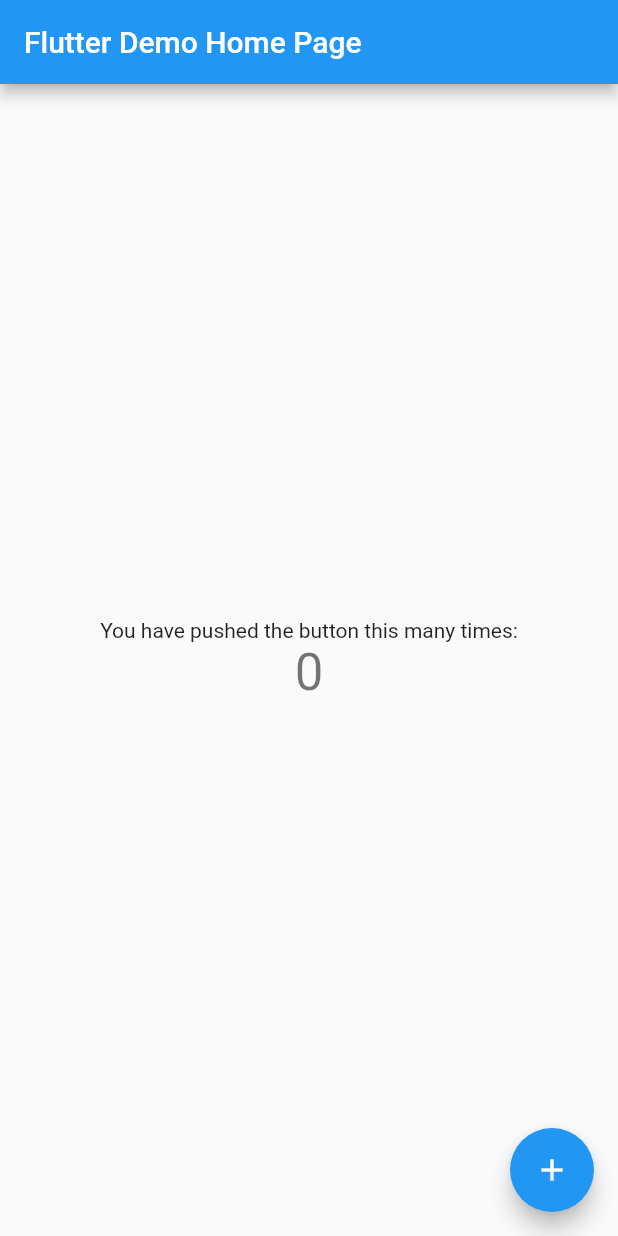
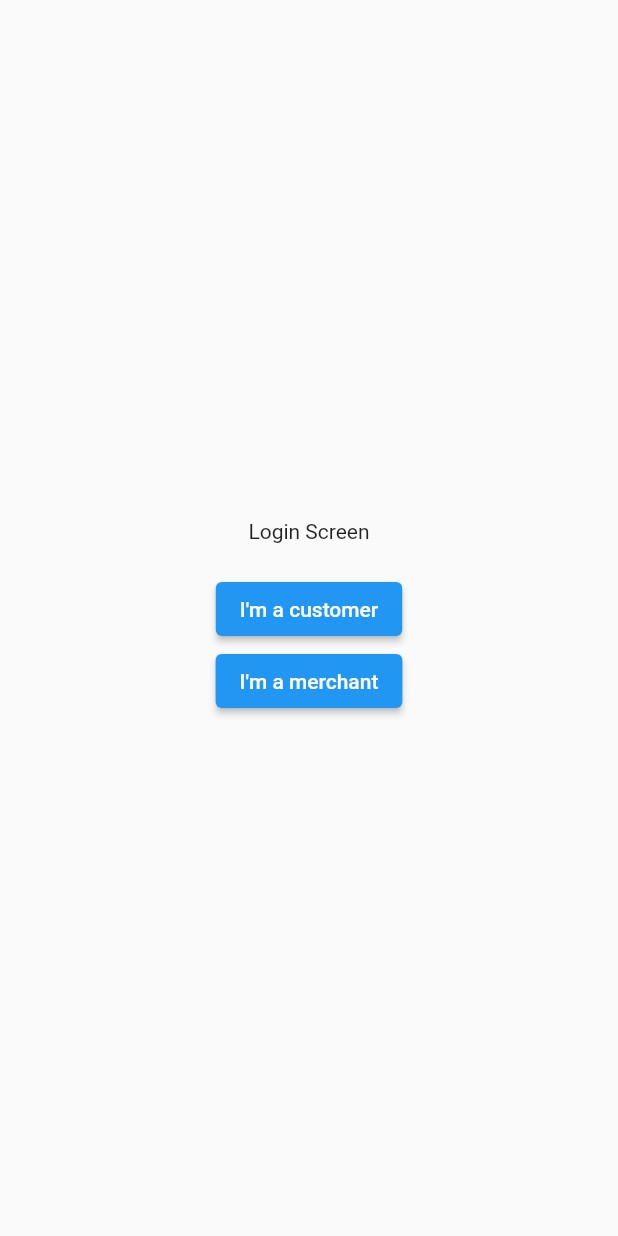
Before and after one commit to vrevolverrr/MarketConnect, a Flutter app: the screen it shows after launch, on a phone screen of 412 x 824 dp. Run offline on Flutter 3.47's test engine with Material 2 defaults, Android fonts, the phone set to English and light mode, and no system bars.

Commit message:
:sparkles: login screen

```diff
--- a/app/lib/main.dart
+++ b/app/lib/main.dart
@@ -1,113 +1,29 @@
+import 'package:app/screens/login_screen.dart';
+import 'package:app/screens/login_screen_merchant.dart';
 import 'package:flutter/material.dart';
 
-void main() {
-  runApp(MyApp());
-}
+void main() => runApp(App());
 
-class MyApp extends StatelessWidget {
-  // This widget is the root of your application.
+class App extends StatelessWidget {
   @override
   Widget build(BuildContext context) {
     return MaterialApp(
-      title: 'Flutter Demo',
       theme: ThemeData(
-        // This is the theme of your application.
-        //
-        // Try running your application with "flutter run". You'll see the
-        // application has a blue toolbar. Then, without quitting the app, try
-        // changing the primarySwatch below to Colors.green and then invoke
-        // "hot reload" (press "r" in the console where you ran "flutter run",
-        // or simply save your changes to "hot reload" in a Flutter IDE).
-        // Notice that the counter didn't reset back to zero; the application
-        // is not restarted.
         primarySwatch: Colors.blue,
       ),
-      home: MyHomePage(title: 'Flutter Demo Home Page'),
+      home: AppHome(),
     );
   }
 }
 
-class MyHomePage extends StatefulWidget {
-  MyHomePage({Key? key, required this.title}) : super(key: key);
-
-  // This widget is the home page of your application. It is stateful, meaning
-  // that it has a State object (defined below) that contains fields that affect
-  // how it looks.
-
-  // This class is the configuration for the state. It holds the values (in this
-  // case the title) provided by the parent (in this case the App widget) and
-  // used by the build method of the State. Fields in a Widget subclass are
-  // always marked "final".
-
-  final String title;
-
+class AppHome extends StatefulWidget {
   @override
-  _MyHomePageState createState() => _MyHomePageState();
+  _AppHomeState createState() => _AppHomeState();
 }
 
-class _MyHomePageState extends State<MyHomePage> {
-  int _counter = 0;
-
-  void _incrementCounter() {
-    setState(() {
-      // This call to setState tells the Flutter framework that something has
-      // changed in this State, which causes it to rerun the build method below
-      // so that the display can reflect the updated values. If we changed
-      // _counter without calling setState(), then the build method would not be
-      // called again, and so nothing would appear to happen.
-      _counter++;
-    });
-  }
-
+class _AppHomeState extends State<AppHome> {
   @override
   Widget build(BuildContext context) {
-    // This method is rerun every time setState is called, for instance as done
-    // by the _incrementCounter method above.
-    //
-    // The Flutter framework has been optimized to make rerunning build methods
-    // fast, so that you can just rebuild anything that needs updating rather
-    // than having to individually change instances of widgets.
-    return Scaffold(
-      appBar: AppBar(
-        // Here we take the value from the MyHomePage object that was created by
-        // the App.build method, and use it to set our appbar title.
-        title: Text(widget.title),
-      ),
-      body: Center(
-        // Center is a layout widget. It takes a single child and positions it
-        // in the middle of the parent.
-        child: Column(
-          // Column is also a layout widget. It takes a list of children and
-          // arranges them vertically. By default, it sizes itself to fit its
-          // children horizontally, and tries to be as tall as its parent.
-          //
-          // Invoke "debug painting" (press "p" in the console, choose the
-          // "Toggle Debug Paint" action from the Flutter Inspector in Android
-          // Studio, or the "Toggle Debug Paint" command in Visual Studio Code)
-          // to see the wireframe for each widget.
-          //
-          // Column has various properties to control how it sizes itself and
-          // how it positions its children. Here we use mainAxisAlignment to
-          // center the children vertically; the main axis here is the vertical
-          // axis because Columns are vertical (the cross axis would be
-          // horizontal).
-          mainAxisAlignment: MainAxisAlignment.center,
-          children: <Widget>[
-            Text(
-              'You have pushed the button this many times:',
-            ),
-            Text(
-              '$_counter',
-              style: Theme.of(context).textTheme.headline4,
-            ),
-          ],
-        ),
-      ),
-      floatingActionButton: FloatingActionButton(
-        onPressed: _incrementCounter,
-        tooltip: 'Increment',
-        child: Icon(Icons.add),
-      ), // This trailing comma makes auto-formatting nicer for build methods.
-    );
+    return LoginScreen();
   }
 }
--- /dev/null
+++ b/app/lib/screens/login_screen.dart
@@ -0,0 +1,39 @@
+import 'package:app/screens/login_screen_customer.dart';
+import 'package:app/screens/login_screen_merchant.dart';
+import 'package:flutter/material.dart';
+
+class LoginScreen extends StatefulWidget {
+  @override
+  _LoginScreenState createState() => _LoginScreenState();
+}
+
+class _LoginScreenState extends State<LoginScreen> {
+  @override
+  Widget build(BuildContext context) {
+    return Scaffold(
+      body: PageView(
+        children: [
+          Center(
+            child: Column(
+              mainAxisAlignment: MainAxisAlignment.center,
+              children: [
+                Text("Login Screen"),
+                SizedBox(height: 20.0),
+                ElevatedButton(
+                  onPressed: () => {print("pressed")},
+                  child: Text("I'm a customer"),
+                ),
+                ElevatedButton(
+                  onPressed: () => {print("pressed")},
+                  child: Text("I'm a merchant"),
+                ),
+              ],
+            ),
+          ),
+          LoginScreenCustomer(),
+          LoginScreenMerchant()
+        ],
+      ),
+    );
+  }
+}
```
Also changed, not shown: app/lib/screens/login_screen_customer.dart (added, +107 -0 lines), app/lib/screens/login_screen_merchant.dart (added, +107 -0 lines), 1 other file.
